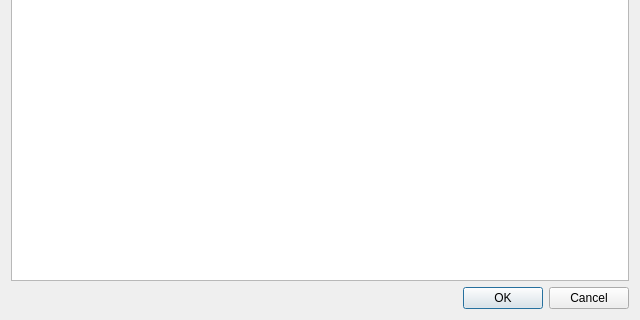
Qt form Forms/RedactDialog/redactdialog.ui (Universaliest/ConfigRedactor) before a commit; both pictures show x 0 to 640 and y 160 to 480 of the 640 by 480 pixel window.
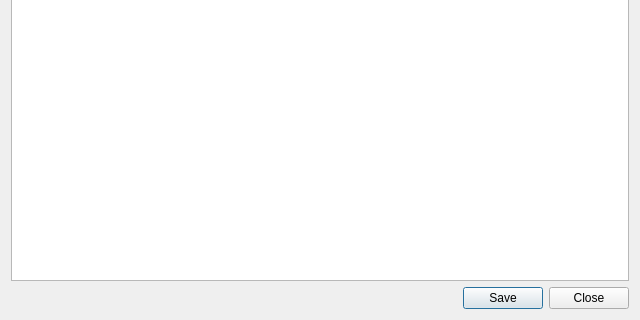
The same form after that commit.

Commit message: Создание формы диалога

```diff
--- a/Forms/RedactDialog/redactdialog.ui
+++ b/Forms/RedactDialog/redactdialog.ui
@@ -23,7 +23,7 @@
       <enum>Qt::Horizontal</enum>
      </property>
      <property name="standardButtons">
-      <set>QDialogButtonBox::Cancel|QDialogButtonBox::Ok</set>
+      <set>QDialogButtonBox::Close|QDialogButtonBox::Save</set>
      </property>
     </widget>
    </item>
```
Left out of the diff: 35 changed lines with no effect on the pictures. The commit also changes 2 other files.
